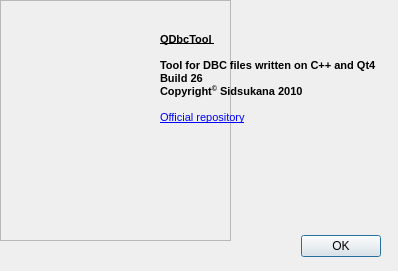
Above: QDbcTool/AboutFormUI.ui from sidsukana/QDbcTool before the change. Below: the same form after it.
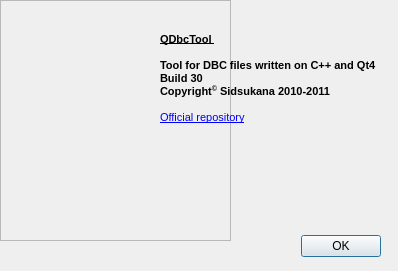
That is the form after the change. Icons and pictures are not drawn.

Diff of the .ui file:
```diff
--- a/QDbcTool/AboutFormUI.ui
+++ b/QDbcTool/AboutFormUI.ui
@@ -84,8 +84,8 @@
 &lt;p style=&quot; margin-top:0px; margin-bottom:0px; margin-left:0px; margin-right:0px; -qt-block-indent:0; text-indent:0px;&quot;&gt;&lt;span style=&quot; font-size:8pt; font-weight:600; text-decoration: underline;&quot;&gt;QDbcTool &lt;/span&gt;&lt;/p&gt;
 &lt;p style=&quot;-qt-paragraph-type:empty; margin-top:0px; margin-bottom:0px; margin-left:0px; margin-right:0px; -qt-block-indent:0; text-indent:0px; font-size:8pt; font-weight:600; text-decoration: underline;&quot;&gt;&lt;/p&gt;
 &lt;p style=&quot; margin-top:0px; margin-bottom:0px; margin-left:0px; margin-right:0px; -qt-block-indent:0; text-indent:0px;&quot;&gt;&lt;span style=&quot; font-size:8pt; font-weight:600;&quot;&gt;Tool for DBC files written on C++ and Qt4&lt;/span&gt;&lt;/p&gt;
-&lt;p style=&quot; margin-top:0px; margin-bottom:0px; margin-left:0px; margin-right:0px; -qt-block-indent:0; text-indent:0px;&quot;&gt;&lt;span style=&quot; font-size:8pt; font-weight:600;&quot;&gt;Build 26&lt;/span&gt;&lt;/p&gt;
-&lt;p style=&quot; margin-top:0px; margin-bottom:0px; margin-left:0px; margin-right:0px; -qt-block-indent:0; text-indent:0px;&quot;&gt;&lt;span style=&quot; font-size:8pt; font-weight:600;&quot;&gt;Copyright&lt;/span&gt;&lt;span style=&quot; font-size:8pt; font-weight:600; vertical-align:super;&quot;&gt;©&lt;/span&gt;&lt;span style=&quot; font-size:8pt; font-weight:600;&quot;&gt; Sidsukana 2010&lt;/span&gt;&lt;/p&gt;
+&lt;p style=&quot; margin-top:0px; margin-bottom:0px; margin-left:0px; margin-right:0px; -qt-block-indent:0; text-indent:0px;&quot;&gt;&lt;span style=&quot; font-size:8pt; font-weight:600;&quot;&gt;Build 30&lt;/span&gt;&lt;/p&gt;
+&lt;p style=&quot; margin-top:0px; margin-bottom:0px; margin-left:0px; margin-right:0px; -qt-block-indent:0; text-indent:0px;&quot;&gt;&lt;span style=&quot; font-size:8pt; font-weight:600;&quot;&gt;Copyright&lt;/span&gt;&lt;span style=&quot; font-size:8pt; font-weight:600; vertical-align:super;&quot;&gt;©&lt;/span&gt;&lt;span style=&quot; font-size:8pt; font-weight:600;&quot;&gt; Sidsukana 2010-2011&lt;/span&gt;&lt;/p&gt;
 &lt;p style=&quot;-qt-paragraph-type:empty; margin-top:0px; margin-bottom:0px; margin-left:0px; margin-right:0px; -qt-block-indent:0; text-indent:0px; font-size:8pt; font-weight:600;&quot;&gt;&lt;/p&gt;
 &lt;p style=&quot; margin-top:0px; margin-bottom:0px; margin-left:0px; margin-right:0px; -qt-block-indent:0; text-indent:0px;&quot;&gt;&lt;a href=&quot;http://bitbucket.org/sidsukana/qdbctool&quot;&gt;&lt;span style=&quot; font-size:8pt; text-decoration: underline; color:#0000ff;&quot;&gt;Official repository&lt;/span&gt;&lt;/a&gt;&lt;/p&gt;
 &lt;p style=&quot;-qt-paragraph-type:empty; margin-top:0px; margin-bottom:0px; margin-left:0px; margin-right:0px; -qt-block-indent:0; text-indent:0px; font-size:8pt; font-weight:600;&quot;&gt;&lt;/p&gt;&lt;/body&gt;&lt;/html&gt;</string>
```
